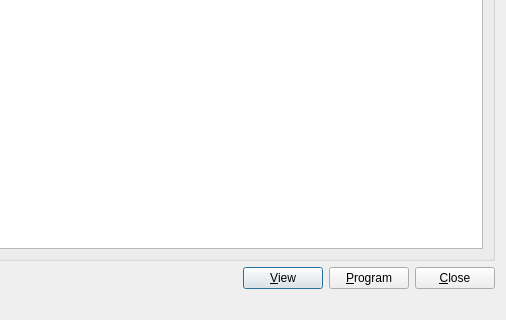
jlbrd/qmagneto, file ui/program.ui: the form before one commit; both pictures show x 203 to 709 and y 252 to 572 of the 709 by 572 pixel window.
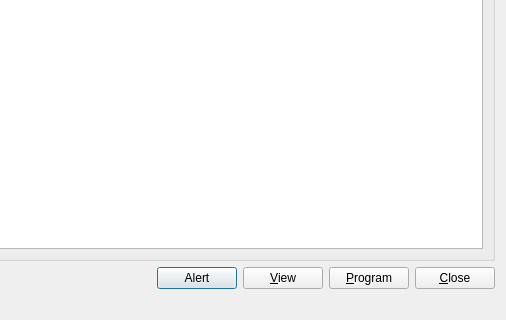
The form after the commit.

```diff
--- a/ui/program.ui
+++ b/ui/program.ui
@@ -270,6 +270,13 @@
        </property>
       </spacer>
      </item>
+     <item>
+      <widget class="QPushButton" name="alertButton">
+       <property name="text">
+        <string>Alert</string>
+       </property>
+      </widget>
+     </item>
      <item>
       <widget class="QPushButton" name="viewButton">
        <property name="text">
```
